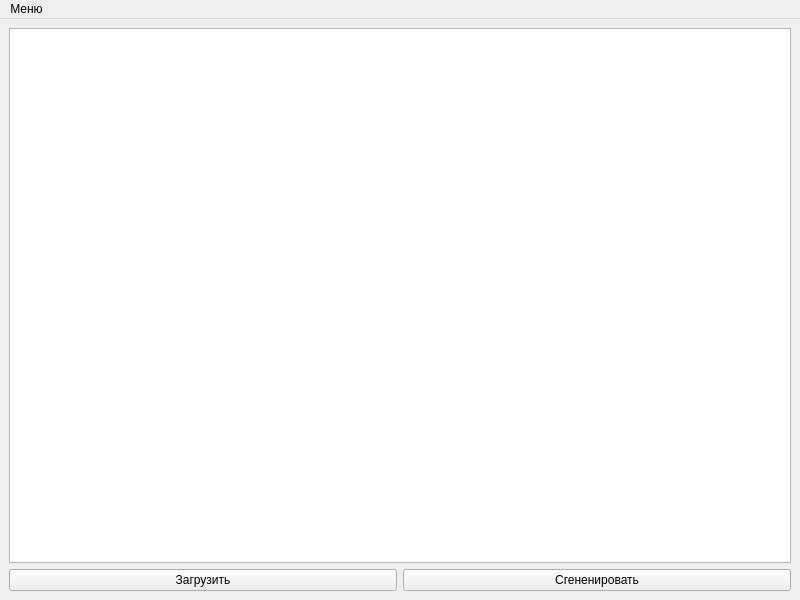
The window that ui/mainwindow.ui (lagerat/gen-word) describes before a commit, drawn with Qt 5.
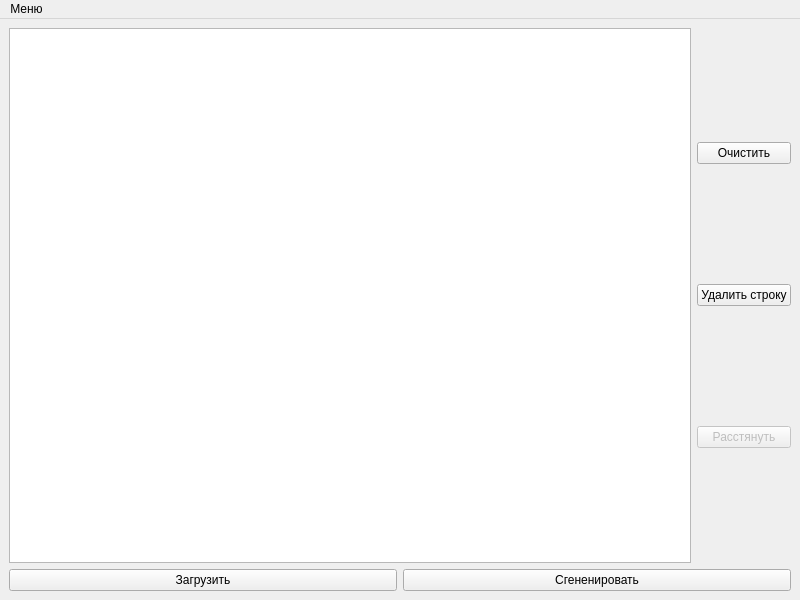
The same window after the commit.

Commit message: Add buttons for changing table, make func for delete row and clear cell

The edit to the form file:
```diff
--- a/ui/mainwindow.ui
+++ b/ui/mainwindow.ui
@@ -14,9 +14,41 @@
    <string>Word Generator</string>
   </property>
   <widget class="QWidget" name="centralwidget">
-   <layout class="QVBoxLayout" name="verticalLayout">
+   <layout class="QVBoxLayout" name="verticalLayout_2">
     <item>
-     <widget class="QTableView" name="fisrtStageTable"/>
+     <layout class="QHBoxLayout" name="horizontalLayout_2">
+      <item>
+       <widget class="QTableView" name="fisrtStageTable"/>
+      </item>
+      <item>
+       <layout class="QVBoxLayout" name="verticalLayout">
+        <item>
+         <widget class="QPushButton" name="clearCellBtn">
+          <property name="text">
+           <string>Очистить</string>
+          </property>
+         </widget>
+        </item>
+        <item>
+         <widget class="QPushButton" name="deleteRowBtn">
+          <property name="text">
+           <string>Удалить строку</string>
+          </property>
+         </widget>
+        </item>
+        <item>
+         <widget class="QPushButton" name="stretchBtn">
+          <property name="enabled">
+           <bool>false</bool>
+          </property>
+          <property name="text">
+           <string>Расстянуть</string>
+          </property>
+         </widget>
+        </item>
+       </layout>
+      </item>
+     </layout>
     </item>
     <item>
      <layout class="QHBoxLayout" name="horizontalLayout">
```
The commit also changes 1 other file.
